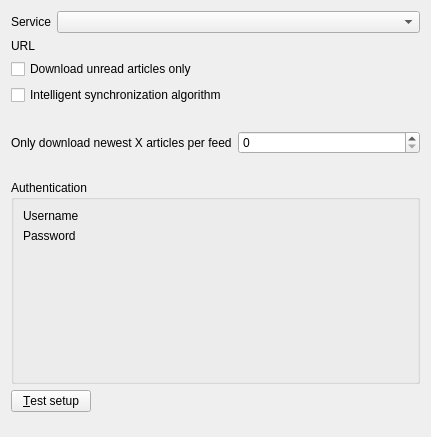
Before: the Qt Designer form src/librssguard/services/greader/gui/greaderaccountdetails.ui in martinrotter/rssguard, drawn with Qt 5.
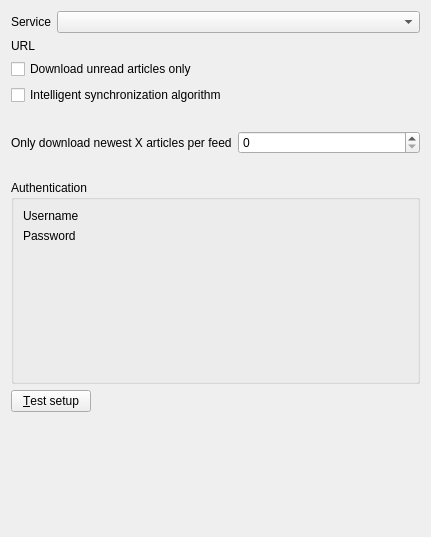
After: the same form once the commit is applied. Custom widgets are drawn as their Qt base class.

What changed in the file:
```diff
--- a/src/librssguard/services/greader/gui/greaderaccountdetails.ui
+++ b/src/librssguard/services/greader/gui/greaderaccountdetails.ui
@@ -7,7 +7,7 @@
     <x>0</x>
     <y>0</y>
     <width>430</width>
-    <height>437</height>
+    <height>537</height>
    </rect>
   </property>
   <layout class="QFormLayout" name="formLayout">
```
Left out of the diff: 2 changed lines with no effect on the pictures.
